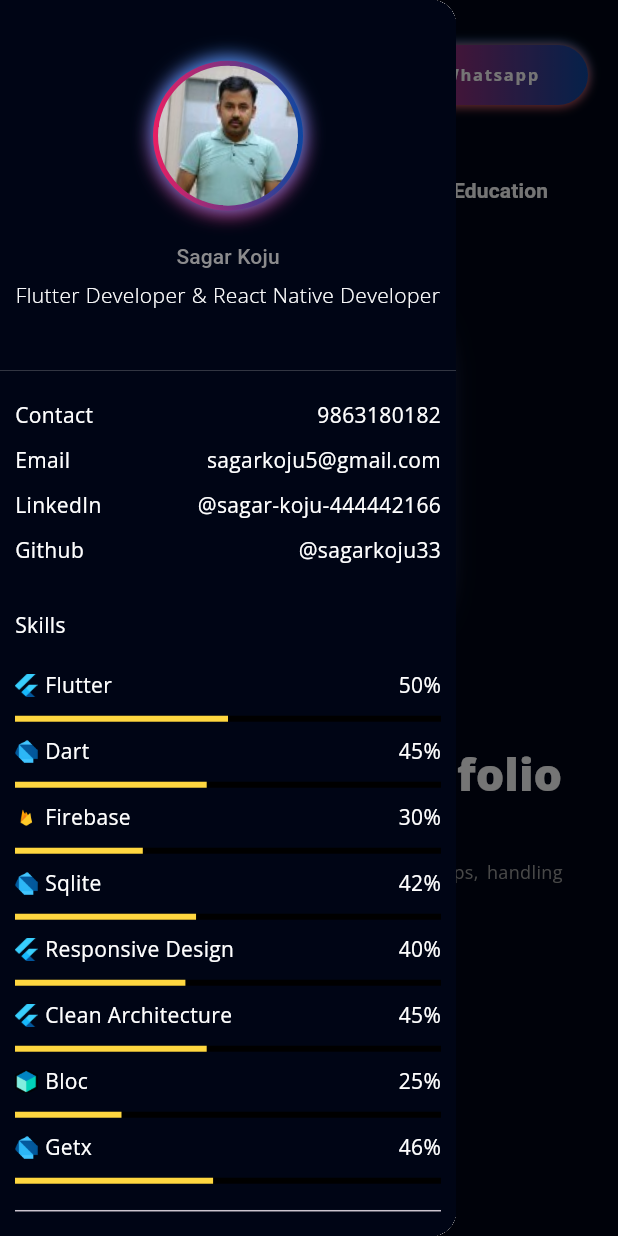
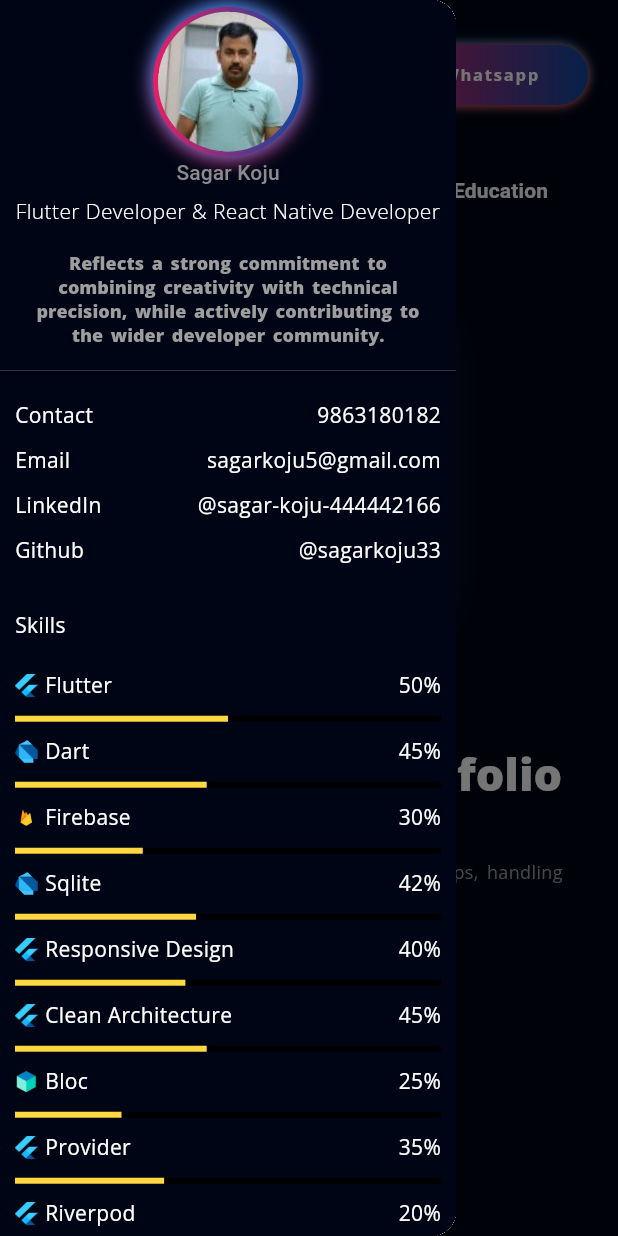
Before and after one commit to sagarkoju33/finalPortfilo, a Flutter app: the screen it shows after launch, with the side drawer open, on a phone screen of 412 x 824 dp. Run offline on Flutter 3.47's test engine with Material 3 defaults, Android fonts, the phone set to English and light mode, and no system bars; our stand-ins replace firebase_core, flutter_svg, font_awesome_flutter, get, google_fonts, photo_view; accounts and stored records are empty.

```diff
--- a/lib/model/education_model.dart
+++ b/lib/model/education_model.dart
@@ -17,14 +17,24 @@
 List<Education> educationList = [
   Education(
     degree: 'BE in Computer Engineering',
-      institution: 'Khowpa Engineering College\nLibali Bhaktapur, Nepal',
+    institution: 'Khowpa Engineering College Libali\n Bhaktapur, Nepal',
     duration: '🎓 2016',
     description: 'Specializing in Software Development',
-      link: 'https://khec.edu.np/'),
+    link: 'https://khec.edu.np/',
+  ),
   Education(
     degree: '+2 in Science',
     institution: 'Capital College and Research Center\nKathmandu, Nepal',
     duration: '🎓 2014',
     description: 'Major in Mathematics, Physics & Chemistry and computer',
-      link: 'https://ccrc.edu.np/'),
+    link: 'https://ccrc.edu.np/',
+  ),
+  Education(
+    degree: 'SLC (Secondary Level Certificate)',
+    institution: 'Paragon Academy Bhaktapur, Nepal',
+    duration: '🎓 2012',
+    description: 'Major in Accountancy, Mathematics & Science',
+    link:
+        'https://www.bhaktapur.com/directory/paragon-academy-secondary-boarding-school/',
+  ),
 ];
--- a/lib/view/main/components/drawer/about.dart
+++ b/lib/view/main/components/drawer/about.dart
@@ -1,5 +1,6 @@
 import 'package:flutter/material.dart';
 import 'package:portfolio/res/constants.dart' show bgColor, defaultPadding;
+import 'package:portfolio/view%20model/responsive.dart';
 
 import 'drawer_image.dart';
 
@@ -13,6 +14,7 @@
         color: bgColor,
         child: Column(
           children: [
+            SizedBox(height: 4),
             const Spacer(flex: 2),
             const DrawerImage(),
             const Spacer(),
@@ -23,6 +25,20 @@
               textAlign: TextAlign.center,
               style: TextStyle(fontWeight: FontWeight.w200, height: 1.5),
             ),
+            Padding(
+              padding: const EdgeInsets.all(16.0),
+              child: Text(
+                "Reflects a strong commitment to combining creativity with technical precision, while actively contributing to the wider developer community.",
+                style: Theme.of(context).textTheme.headlineLarge!.copyWith(
+                  color: Colors.grey,
+                  fontWeight: FontWeight.w900,
+                  height: 0,
+                  wordSpacing: 2,
+                  fontSize: Responsive.isDesktop(context) ? 16 : 12,
+                ),
+                textAlign: TextAlign.center,
+              ),
+            ),
             const Spacer(flex: 2),
           ],
         ),
--- a/lib/view/main/components/drawer/my_skill.dart
+++ b/lib/view/main/components/drawer/my_skill.dart
@@ -3,8 +3,12 @@
 import '../../../../res/constants.dart';
 
 class AnimatedLinearProgressIndicator extends StatelessWidget {
-  const AnimatedLinearProgressIndicator(
-      {super.key, required this.percentage, required this.title, this.image});
+  const AnimatedLinearProgressIndicator({
+    super.key,
+    required this.percentage,
+    required this.title,
+    this.image,
+  });
   final double percentage;
   final String title;
   final String? image;
@@ -20,26 +24,14 @@
             children: [
               Row(
                 children: [
-                  Image.asset(
-                    image!,
-                    height: 15,
-                    width: 15,
-                    fit: BoxFit.cover,
-                  ),
-                  const SizedBox(
-                    width: 5,
-                  ),
-                  Text(
-                    title,
-                    style: const TextStyle(color: Colors.white),
-                  ),
+                  Image.asset(image!, height: 15, width: 15, fit: BoxFit.cover),
+                  const SizedBox(width: 5),
+                  Text(title, style: const TextStyle(color: Colors.white)),
                   const Spacer(),
                   Text('${(value * 100).toInt().toString()}%'),
                 ],
               ),
-              const SizedBox(
-                height: defaultPadding / 2,
-              ),
+              const SizedBox(height: defaultPadding / 2),
               LinearProgressIndicator(
                 value: value,
                 backgroundColor: Colors.black,
@@ -67,25 +59,50 @@
           image: 'assets/icons/flutter.png',
         ),
         AnimatedLinearProgressIndicator(
-            percentage: 0.9, title: 'Dart', image: 'assets/icons/dart.png'),
+          percentage: 0.9,
+          title: 'Dart',
+          image: 'assets/icons/dart.png',
+        ),
         AnimatedLinearProgressIndicator(
           percentage: 0.6,
           title: 'Firebase',
-            image: 'assets/icons/firebase.png'),
+          image: 'assets/icons/firebase.png',
+        ),
         AnimatedLinearProgressIndicator(
-            percentage: 0.85, title: 'Sqlite', image: 'assets/icons/dart.png'),
+          percentage: 0.85,
+          title: 'Sqlite',
+          image: 'assets/icons/dart.png',
+        ),
         AnimatedLinearProgressIndicator(
           percentage: 0.8,
           title: 'Responsive Design',
-            image: 'assets/icons/flutter.png'),
+          image: 'assets/icons/flutter.png',
+        ),
         AnimatedLinearProgressIndicator(
           percentage: 0.9,
           title: 'Clean Architecture',
-            image: 'assets/icons/flutter.png'),
+          image: 'assets/icons/flutter.png',
+        ),
         AnimatedLinearProgressIndicator(
-            percentage: 0.5, title: 'Bloc', image: 'assets/icons/bloc.png'),
+          percentage: 0.5,
+          title: 'Bloc',
+          image: 'assets/icons/bloc.png',
+        ),
         AnimatedLinearProgressIndicator(
-            percentage: 0.93, title: 'Getx', image: 'assets/icons/dart.png'),
+          percentage: 0.7,
+          title: 'Provider',
+          image: 'assets/icons/flutter.png',
+        ),
+        AnimatedLinearProgressIndicator(
+          percentage: 0.4,
+          title: 'Riverpod',
+          image: 'assets/icons/flutter.png',
+        ),
+        AnimatedLinearProgressIndicator(
+          percentage: 0.93,
+          title: 'Getx',
+          image: 'assets/icons/dart.png',
+        ),
       ],
     );
   }
--- a/lib/view/projects/components/projects_grid.dart
+++ b/lib/view/projects/components/projects_grid.dart
@@ -9,7 +9,7 @@
 class ProjectGrid extends StatelessWidget {
   final int crossAxisCount;
   final double ratio;
-  ProjectGrid({super.key, this.crossAxisCount = 3, this.ratio = 1.3});
+  ProjectGrid({super.key, this.crossAxisCount = 3, this.ratio = 2});
   final controller = Get.put(ProjectController());
   @override
   Widget build(BuildContext context) {
```
Also changed, not shown: assets/images/profile.png (deleted), 1 other file. Lines whose indentation alone changed are shown as unchanged.
